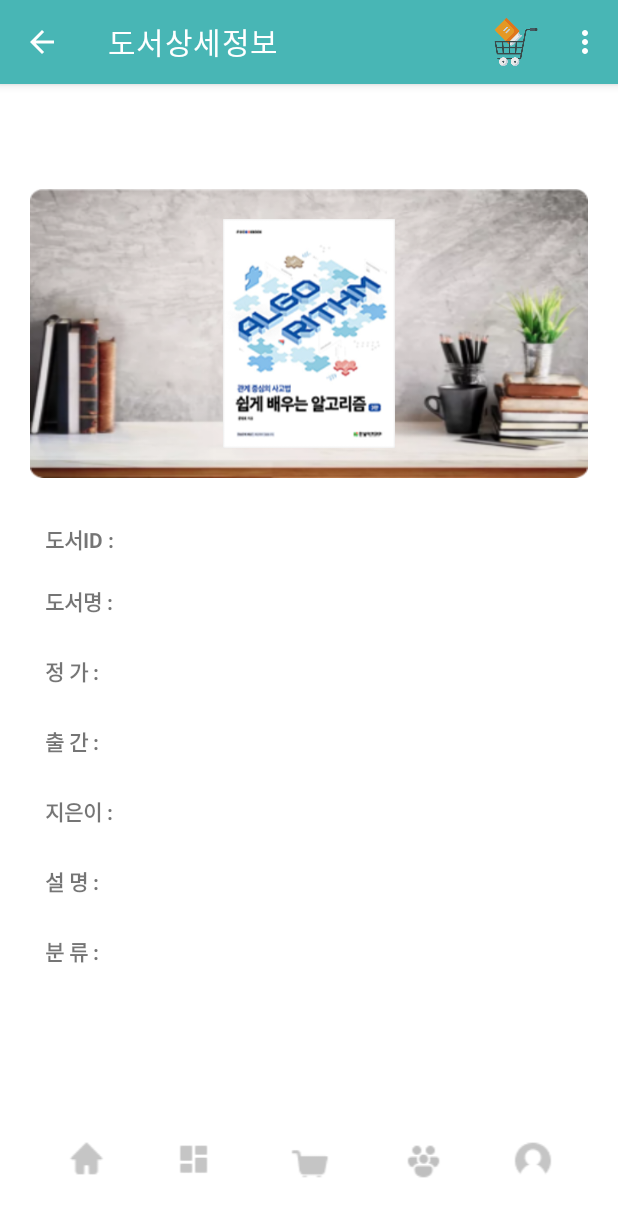
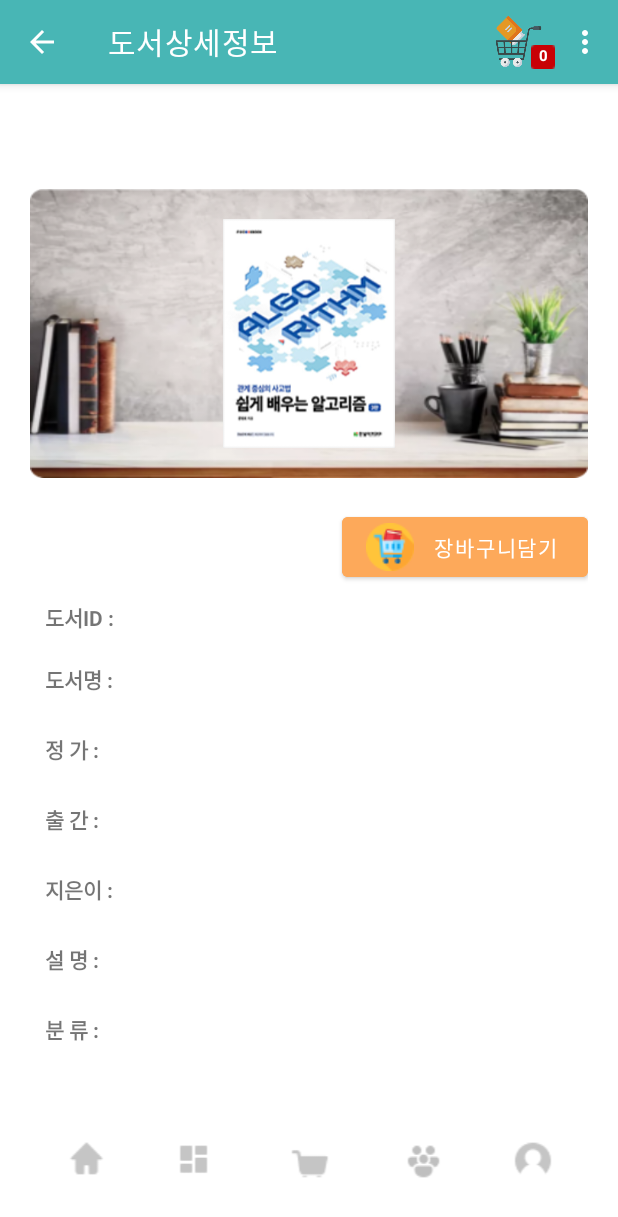
Before and after one commit to qkdalsdud0821-lab/Kotlin-Android, an Android app: the BookActivity screen opened directly, with no data from a screen before it, on a phone screen of 412 x 824 dp. Shown: the top 1217 px of the screen. Run offline under Robolectric (Android 15) with nearby library versions, the phone set to English and light mode, and no system bars.

Commit message:
Chapter 08: 사용자 정의 대화상자

```diff
--- a/app/src/main/java/com/androidbook/bookmarket/BookActivity.kt
+++ b/app/src/main/java/com/androidbook/bookmarket/BookActivity.kt
@@ -1,14 +1,17 @@
 package com.androidbook.bookmarket
 
+import android.content.DialogInterface
 import android.content.Intent
 import android.os.Bundle
 import android.view.Menu
 import android.view.MenuInflater
 import android.view.MenuItem
+import android.widget.Button
 import android.widget.ImageView
 import android.widget.TextView
 import android.widget.Toast
 import androidx.activity.enableEdgeToEdge
+import androidx.appcompat.app.AlertDialog
 import androidx.appcompat.app.AppCompatActivity
 import androidx.core.view.ViewCompat
 import androidx.core.view.WindowInsetsCompat
@@ -24,6 +27,8 @@ class BookActivity : AppCompatActivity() {
     lateinit var descriptionObj: TextView
     lateinit var categoryObj: TextView
 
+    lateinit var cartplusObj: Button
+    lateinit var cartCount: TextView
 
     override fun onCreate(savedInstanceState: Bundle?) {
         super.onCreate(savedInstanceState)
@@ -74,13 +79,51 @@ class BookActivity : AppCompatActivity() {
             }
 
         }
+
         getSupportActionBar()?.setDisplayHomeAsUpEnabled(true)
+
+        //cartCount = findViewById(R.id.hotlist_hot)
+        cartplusObj = findViewById(R.id.book_bt01)
+        cartplusObj.setOnClickListener {
+            val alertDialog = AlertDialog.Builder(this)
+            alertDialog.setIcon(R.drawable.icon_dialog)
+            alertDialog.setTitle("장바구니 담기")
+            alertDialog.setMessage("도서를 장바구니에 추가하겠습니까?")
+            // alertDialog.setIcon(R.drawable.dialog_cat)
+
+            val listener = DialogInterface.OnClickListener { dialogInterface, i ->
+                when (i) {
+                    DialogInterface.BUTTON_POSITIVE -> {
+
+                        var count = Integer.parseInt(cartCount.text.toString()) + 1
+                        cartCount.text = count.toString()
+
+                        dialogInterface.dismiss()
+                    }
+
+                    DialogInterface.BUTTON_NEGATIVE -> {
+
+                        dialogInterface.cancel()
+                    }
+                }
+            }
+            alertDialog.setPositiveButton("예", listener)
+            alertDialog.setNegativeButton("아니요", listener)
+            alertDialog.show()
+        }
     }
-
     override fun onCreateOptionsMenu(menu: Menu?): Boolean {
         val inflater: MenuInflater = menuInflater
         inflater.inflate(R.menu.menu_book, menu)
         // menuInflater.inflate(R.menu.menu_book,menu)
+
+        val item = menu?.findItem(R.id.menu_cart)
+        item?.setActionView(R.layout.cart_count_layout )
+
+        val oklayout  = item?.actionView
+        if (oklayout != null) {
+            cartCount = oklayout.findViewById(R.id.cart_count)
+        }
 
         return super.onCreateOptionsMenu(menu)
     }
--- a/app/src/main/res/layout/activity_book.xml
+++ b/app/src/main/res/layout/activity_book.xml
@@ -35,6 +35,25 @@
         android:layout_marginTop="20dp"
         android:layout_weight="1"
         android:orientation="vertical">
+
+        <LinearLayout
+            android:layout_width="match_parent"
+            android:layout_height="wrap_content"
+            android:gravity="right"
+            android:orientation="horizontal"
+            android:weightSum="1">
+
+            <Button
+                android:id="@+id/book_bt01"
+                android:layout_width="wrap_content"
+                android:layout_height="wrap_content"
+                android:backgroundTint="#FDA95A"
+                android:drawableLeft="@drawable/icon_dialog"
+                android:text=" 장바구니담기 "
+                android:textColor="#FFFFFF" />
+
+        </LinearLayout>
+
 
         <LinearLayout
             android:layout_width="match_parent"
--- /dev/null
+++ b/app/src/main/res/layout/cart_count_layout.xml
@@ -0,0 +1,38 @@
+<?xml version="1.0" encoding="utf-8"?>
+<FrameLayout xmlns:android="http://schemas.android.com/apk/res/android"
+    xmlns:app="http://schemas.android.com/apk/res-auto"
+    xmlns:tools="http://schemas.android.com/tools"
+    android:id="@+id/cart_count_layout"
+    android:layout_width="45dp"
+    android:layout_height="fill_parent"
+    android:background="?attr/actionBarItemBackground"
+    android:clickable="true"
+    android:minWidth="20dp"
+    android:minHeight="?attr/actionBarSize"
+    android:padding="2dp">
+
+    <ImageView
+        android:id="@+id/cart_image"
+        android:layout_width="34dp"
+        android:layout_height="34dp"
+        android:layout_gravity="left|center_vertical"
+        app:srcCompat="@drawable/icon_cart" />
+
+    <TextView
+        android:id="@+id/cart_count"
+        android:layout_width="16dp"
+        android:layout_height="16dp"
+        android:layout_gravity="right|center_vertical"
+        android:layout_marginTop="10dp"
+        android:background="@drawable/cart_count"
+        android:minWidth="15sp"
+        android:paddingLeft="5dp"
+        android:paddingTop="0dp"
+        android:paddingRight="5dp"
+        android:paddingBottom="1dp"
+        android:text="0"
+        android:textColor="@android:color/white"
+        android:textSize="10sp"
+        android:textStyle="bold" />
+
+</FrameLayout>
--- a/app/src/main/res/menu/menu_book.xml
+++ b/app/src/main/res/menu/menu_book.xml
@@ -10,7 +10,7 @@
         android:title="도서목록" />
     <item
         android:id="@+id/menu_cart"
-        android:icon="@drawable/icon_cart"
+        android:actionLayout="@layout/cart_count_layout"
         android:title="장바구니"
         app:showAsAction="always" />
 </menu>
```
Also changed, not shown: app/src/main/java/com/androidbook/bookmarket/MenuActivity.kt (+22 -1 lines), app/src/main/res/layout/dialog_login.xml (added, +114 -0 lines), app/src/main/res/drawable/cart_count.png (added), app/src/main/res/drawable/icon_dialog.png (added), app/src/main/res/drawable/login_id_after.png (added), app/src/main/res/drawable/login_id_before.png (added), app/src/main/res/drawable/login_passwd_after.png (added), app/src/main/res/drawable/login_passwd_before.png (added).
